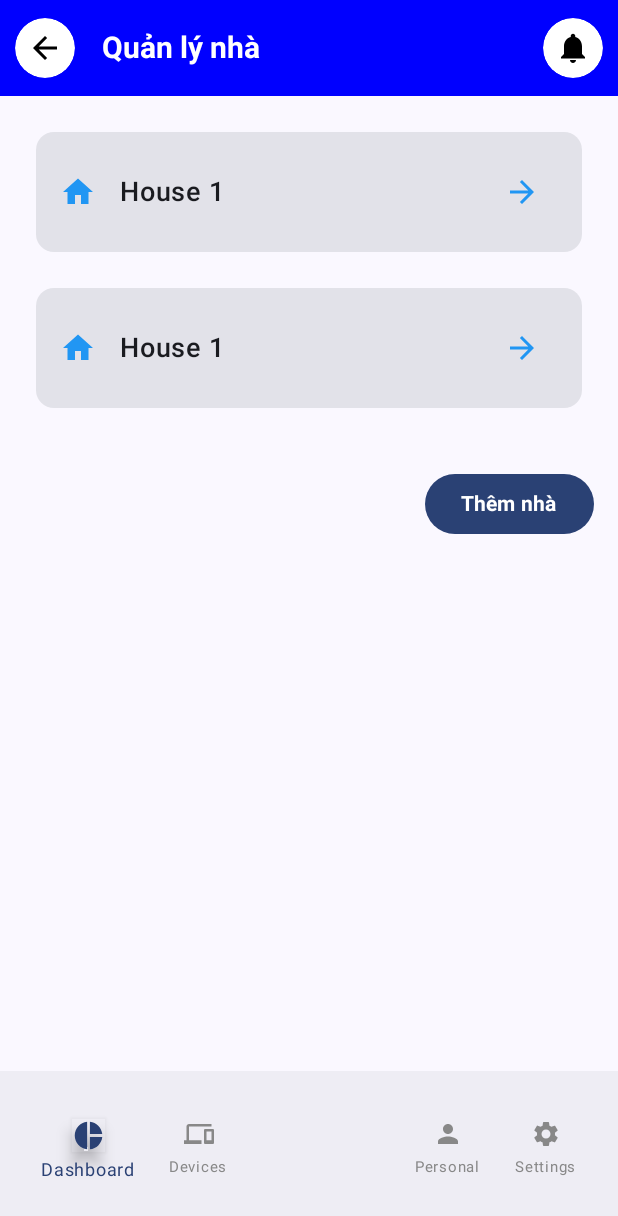
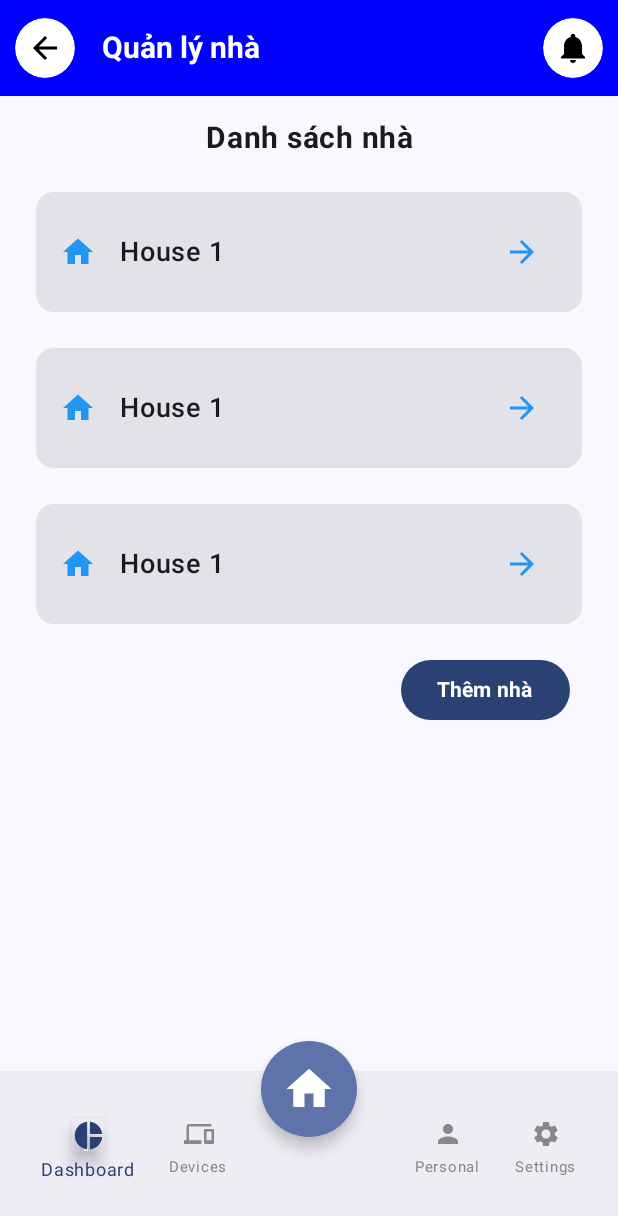
Before and after one commit to phamanhtuan-coder/UngDungQuanLyVaDieuKhienIoT_HomeConnect, an Android app built with Jetpack Compose: the screen it shows after launch (MainActivity), on a phone screen of 412 x 824 dp. Shown: the top 1216 px of the screen. Run offline under Robolectric (Android 15) with nearby library versions, the phone set to English and light mode, and no system bars.

Commit message:
Improve responsive cho tablet
Signed-off-by: phamanhtuan-coder <0306221391@caothang.edu.vn>

```diff
--- a/app/src/main/java/com/example/ungdungquanlyvadieukhieniot_homeconnect/ui/screen/house_management/HouseManagementScreen.kt
+++ b/app/src/main/java/com/example/ungdungquanlyvadieukhieniot_homeconnect/ui/screen/house_management/HouseManagementScreen.kt
@@ -24,21 +24,44 @@ import androidx.compose.foundation.shape.RoundedCornerShape
 import androidx.compose.foundation.verticalScroll
 import androidx.compose.material.icons.Icons
 import androidx.compose.material.icons.automirrored.filled.ArrowForward
-import androidx.compose.material.icons.filled.*
-import androidx.compose.material3.*
-import androidx.compose.runtime.*
+import androidx.compose.material.icons.filled.AccountBalance
+import androidx.compose.material.icons.filled.Apartment
+import androidx.compose.material.icons.filled.Castle
+import androidx.compose.material.icons.filled.Cottage
+import androidx.compose.material.icons.filled.Home
+import androidx.compose.material.icons.filled.Hotel
+import androidx.compose.material.icons.filled.LocalLibrary
+import androidx.compose.material.icons.filled.School
+import androidx.compose.material.icons.filled.Villa
+import androidx.compose.material.icons.filled.Work
+import androidx.compose.material3.AlertDialog
+import androidx.compose.material3.Button
+import androidx.compose.material3.Card
+import androidx.compose.material3.ExperimentalMaterial3Api
+import androidx.compose.material3.FabPosition
+import androidx.compose.material3.Icon
+import androidx.compose.material3.IconButton
+import androidx.compose.material3.OutlinedTextField
+import androidx.compose.material3.Scaffold
+import androidx.compose.material3.Text
+import androidx.compose.runtime.Composable
+import androidx.compose.runtime.MutableState
+import androidx.compose.runtime.mutableStateOf
+import androidx.compose.runtime.remember
 import androidx.compose.ui.Alignment
 import androidx.compose.ui.Modifier
 import androidx.compose.ui.graphics.Color
 import androidx.compose.ui.graphics.vector.ImageVector
+import androidx.compose.ui.platform.LocalConfiguration
+import androidx.compose.ui.text.font.FontWeight
+import androidx.compose.ui.text.style.TextAlign
+import androidx.compose.ui.tooling.preview.Preview
 import androidx.compose.ui.unit.dp
 import androidx.compose.ui.unit.sp
-import androidx.compose.ui.platform.LocalConfiguration
-import androidx.compose.ui.text.font.FontWeight
-import androidx.compose.ui.tooling.preview.Preview
 import androidx.compose.ui.unit.times
 import com.example.ungdungquanlyvadieukhieniot_homeconnect.ui.component.Header
 import com.example.ungdungquanlyvadieukhieniot_homeconnect.ui.component.MenuBottom
+import com.example.ungdungquanlyvadieukhieniot_homeconnect.ui.component.NutHome
 
 @OptIn(ExperimentalMaterial3Api::class)
 @Preview(showBackground = true)
@@ -61,6 +84,10 @@ fun HouseManagementScreen(
         bottomBar = {
             MenuBottom()
         },
+        floatingActionButton = {
+            NutHome()
+        },
+        floatingActionButtonPosition = FabPosition.Center,
         content = {
             Column(
                 modifier = Modifier
@@ -70,9 +97,19 @@ fun HouseManagementScreen(
                     .verticalScroll(rememberScrollState()),
 
             ) {
+                Text(
+                    text = "Danh sách nhà",
+                    fontSize = 20.sp,
+                    fontWeight = FontWeight.Bold,
+                    modifier = Modifier
+                        .padding(bottom = 16.dp)
+                        .fillMaxWidth(),
+                    textAlign = TextAlign.Center
+                )
                 LazyColumn(
-                    modifier = Modifier.fillMaxWidth()
-                        .height(3 * 72.dp),
+                    modifier = Modifier
+                        .fillMaxWidth()
+                        .height(3 * 100.dp),
                     verticalArrangement = Arrangement.spacedBy(8.dp)
                 ) {
                     items(5) { index ->
@@ -83,6 +120,10 @@ fun HouseManagementScreen(
                         }
                     }
                 }
+                Box(
+                    modifier = Modifier.fillMaxWidth(),
+                    contentAlignment = Alignment.Center
+                ) {
                     Button(
                         onClick = {
                             isEditing.value = false
@@ -90,8 +131,8 @@ fun HouseManagementScreen(
                             isPopupVisible.value = true
                         },
                         modifier = Modifier
-                        .padding(top = 16.dp)
-                        .align(Alignment.End),
+                            .padding(top = 16.dp, end = if (isTablet) 60.dp else 16.dp)
+                            .align(Alignment.CenterEnd)
                     ) {
                         Text(
                             text = "Thêm nhà",
@@ -99,6 +140,8 @@ fun HouseManagementScreen(
                             fontWeight = FontWeight.Bold
                         )
                     }
+                }
+
 
                 if (isPopupVisible.value) {
                     AddHousePopup(
@@ -124,7 +167,7 @@ fun CardHouse(isTablet: Boolean, onEdit: (String, String, String) -> Unit) {
     ) {
         Card(
             modifier = Modifier
-                .widthIn(max = if (isTablet) 600.dp else 400.dp) // Max width for tablet mode
+                .widthIn(max = if (isTablet) 600.dp else 400.dp)
                 .padding(8.dp),
             shape = RoundedCornerShape(12.dp)
         ) {
```
Lines whose indentation alone changed are shown as unchanged.
